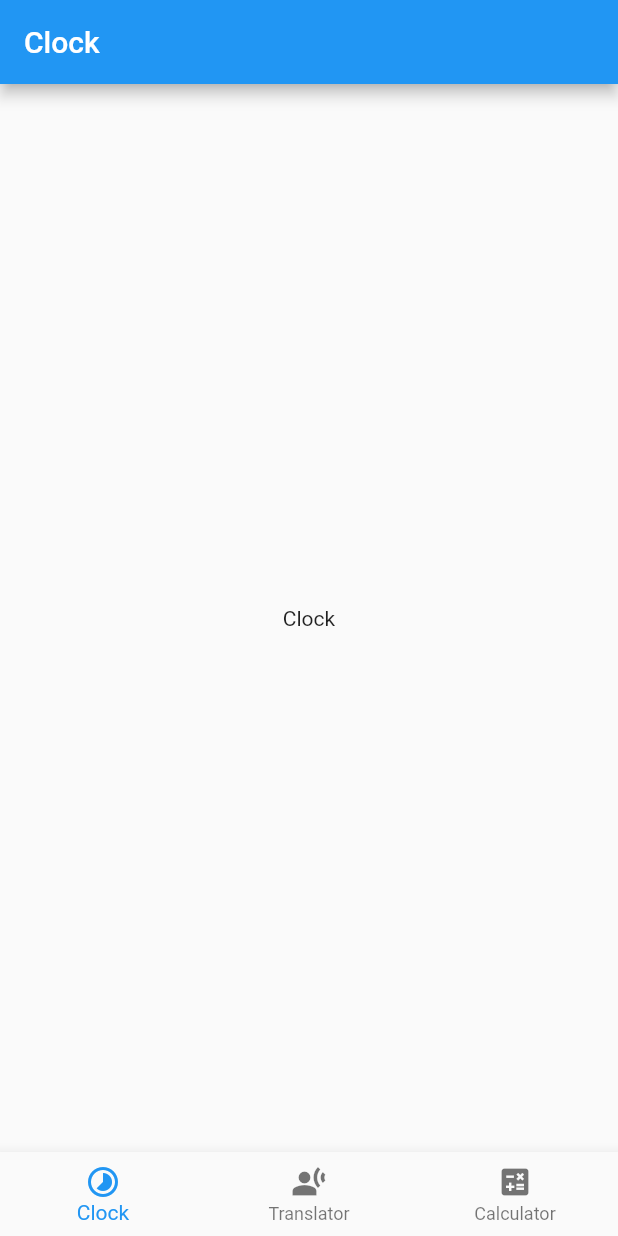
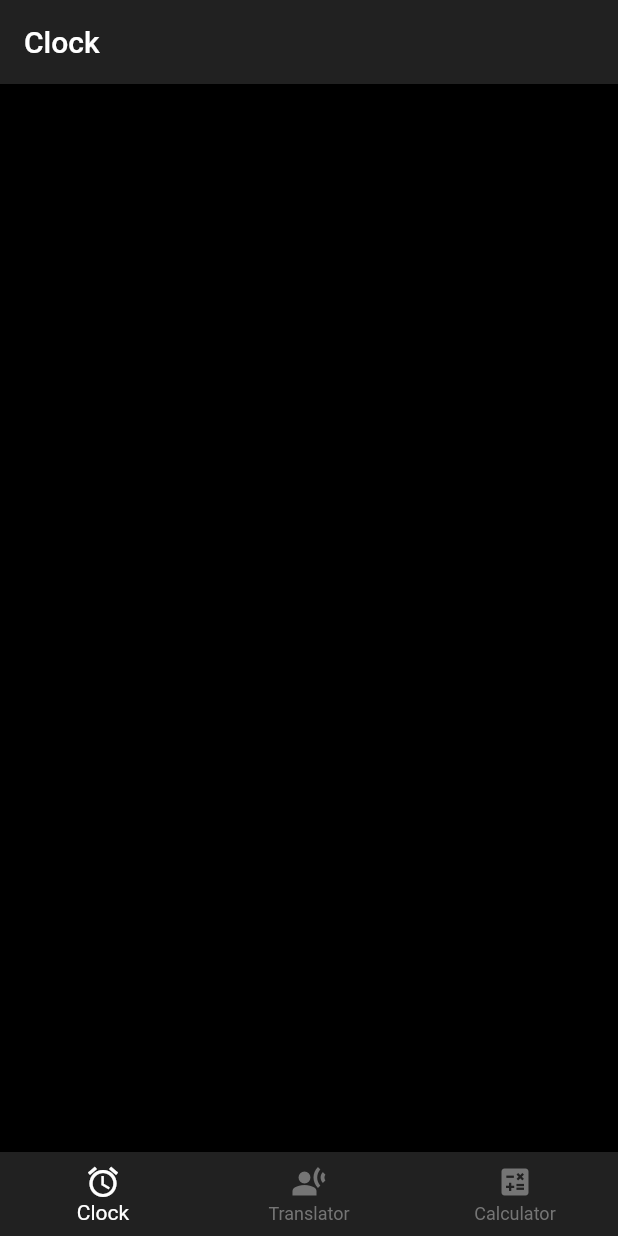
Before and after one commit to fandres51/binary_tools, a Flutter app: the screen it shows after launch, on a phone screen of 412 x 824 dp. Run offline on Flutter 3.47's test engine with Material 2 defaults, Android fonts, the phone set to English and light mode, and no system bars.

Commit message:
basic style added

```diff
--- a/lib/main.dart
+++ b/lib/main.dart
@@ -1,6 +1,6 @@
-import 'package:binary_tools/pages/calculator.dart';
 import 'package:binary_tools/pages/clock.dart';
 import 'package:binary_tools/pages/translator.dart';
+import 'package:binary_tools/pages/calculator.dart';
 import 'package:flutter/material.dart';
 
 void main() {
@@ -27,6 +27,12 @@ class _BinaryToolsState extends State<BinaryTools> {
     const Calculator(),
   ];
 
+  final List<String> _titles = [
+    'Clock',
+    'Translator',
+    'Calculator',
+  ];
+
   void onTabTapped(int index) {
     setState(() {
       _selectedIndex = index;
@@ -37,13 +43,20 @@ class _BinaryToolsState extends State<BinaryTools> {
   Widget build(BuildContext context) {
     return MaterialApp(
       home: Scaffold(
+        appBar: AppBar(
+          title: Text(_titles[_selectedIndex]),
+          backgroundColor: Colors.grey[900],
+        ),
         body: _children[_selectedIndex],
         bottomNavigationBar: BottomNavigationBar(
           onTap: onTabTapped,
           currentIndex: _selectedIndex,
+          backgroundColor: Colors.grey[900],
+          selectedItemColor: Colors.white,
+          unselectedItemColor: Colors.grey[600],
           items: const <BottomNavigationBarItem>[
             BottomNavigationBarItem(
-              icon: Icon(Icons.timelapse),
+              icon: Icon(Icons.alarm),
               label: 'Clock',
             ),
             BottomNavigationBarItem(
--- a/lib/pages/clock.dart
+++ b/lib/pages/clock.dart
@@ -5,11 +5,9 @@ class Clock extends StatelessWidget {
 
   @override
   Widget build(BuildContext context) {
-    return Scaffold(
-      appBar: AppBar(
-        title: const Text("Clock"),
-      ),
-      body: const Center(
+    return const Scaffold(
+      backgroundColor: Colors.black,
+      body: Center(
         child: Text("Clock"),
       ),
     );
```
Also changed, not shown: lib/pages/calculator.dart (+3 -5 lines), lib/pages/translator.dart (+3 -5 lines).
